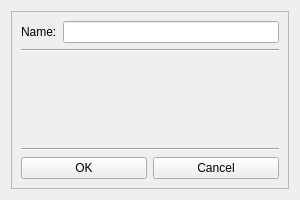
Before: the Qt Designer form src/popups/l1_popup.ui in me2x/iNARK_Graphical, drawn with Qt 5.
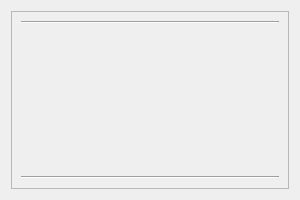
After: the same form once the commit is applied.

What changed in the file:
```diff
--- a/src/popups/l1_popup.ui
+++ b/src/popups/l1_popup.ui
@@ -32,20 +32,6 @@
       <enum>QFrame::Raised</enum>
      </property>
      <layout class="QVBoxLayout" name="verticalLayout_3">
-      <item>
-       <layout class="QHBoxLayout" name="horizontalLayout_3">
-        <item>
-         <widget class="QLabel" name="label_3">
-          <property name="text">
-           <string>Name:</string>
-          </property>
-         </widget>
-        </item>
-        <item>
-         <widget class="QLineEdit" name="lineEdit_3"/>
-        </item>
-       </layout>
-      </item>
       <item>
        <widget class="Line" name="line_4">
         <property name="orientation">
@@ -73,24 +59,6 @@
         </property>
        </widget>
       </item>
-      <item>
-       <layout class="QHBoxLayout" name="horizontalLayout_5">
-        <item>
-         <widget class="QPushButton" name="Accept">
-          <property name="text">
-           <string>OK</string>
-          </property>
-         </widget>
-        </item>
-        <item>
-         <widget class="QPushButton" name="Reject">
-          <property name="text">
-           <string>Cancel</string>
-          </property>
-         </widget>
-        </item>
-       </layout>
-      </item>
      </layout>
     </widget>
    </item>
```
